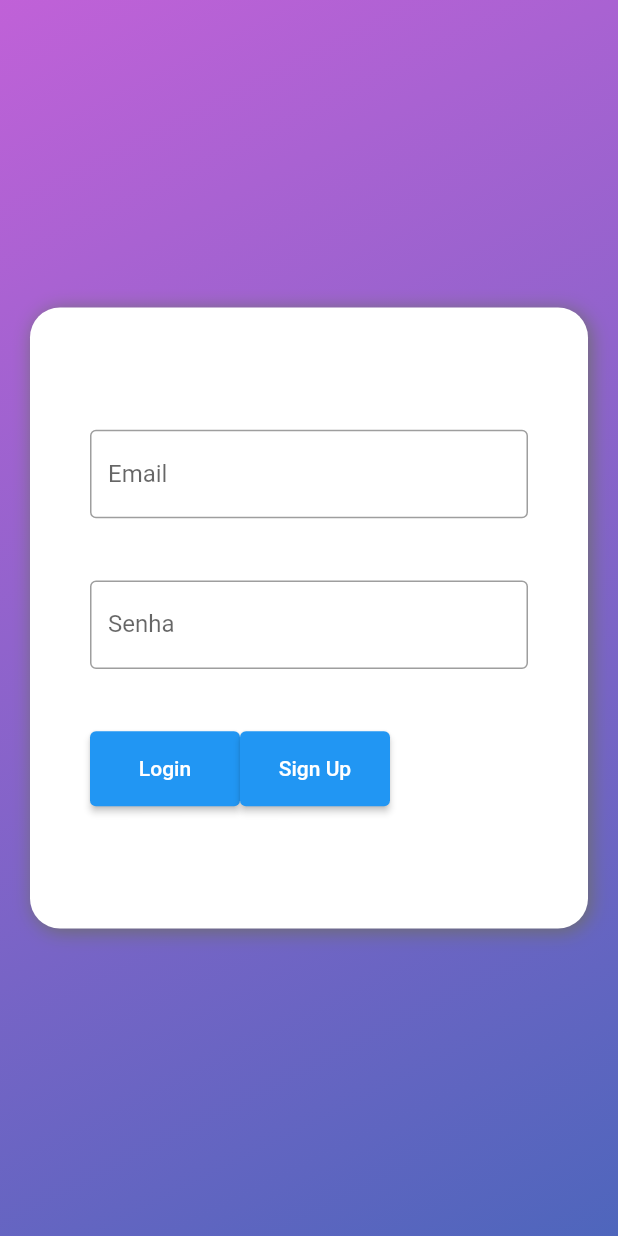
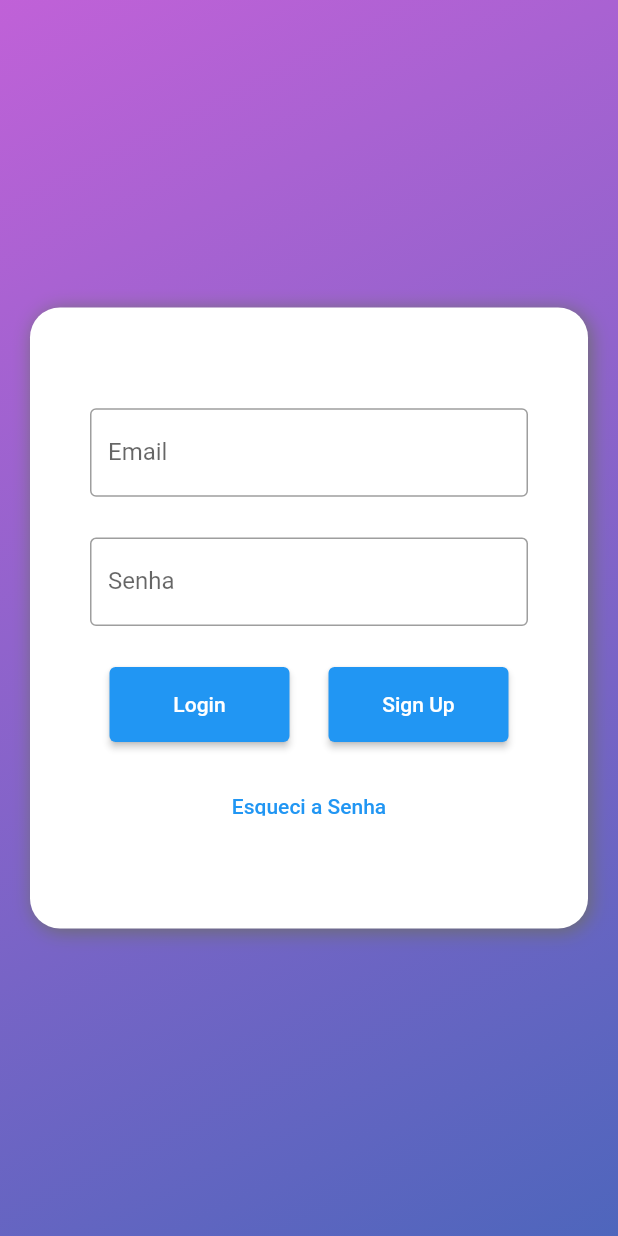
Before and after one commit to arieltl/todo_list, a Flutter app: the screen it shows after launch, on a phone screen of 412 x 824 dp. Run offline on Flutter 3.47's test engine with Material 2 defaults, Android fonts, the phone set to English and light mode, and no system bars; our stand-ins replace firebase_auth, firebase_core; accounts and stored records are empty.

Commit message:
resetPassword

```diff
--- a/lib/pages/login.dart
+++ b/lib/pages/login.dart
@@ -17,11 +17,15 @@ class _LoginPageState extends State<LoginPage> {
     await FirebaseAuth.instance.createUserWithEmailAndPassword(email: _login.text.trim(), password: _senha.text.trim());
   }
 
-  Future _loginuser() async{
+  Future _loginuser() async {
     await FirebaseAuth.instance.signInWithEmailAndPassword(
       email: _login.text.trim(),
       password: _senha.text.trim(),
     );
+  }
+
+  Future _resetPassword() async {
+    await FirebaseAuth.instance.sendPasswordResetEmail(email: _login.text.trim());
   }
 
   @override
@@ -73,18 +77,28 @@ class _LoginPageState extends State<LoginPage> {
 
                   ),
                   Row(
+                    mainAxisAlignment: MainAxisAlignment.spaceAround,
+                    crossAxisAlignment: CrossAxisAlignment.center,
                     children: [
                       SizedBox(
                         height: 50,
-                        width: 100,
-                        child: ElevatedButton(onPressed: (){_loginuser();}, child: const Text("Login")),
+                        width: 120,
+                        child: ElevatedButton(
+                          onPressed: (){_loginuser();},
+                          child: const Text("Login"),
+                          ),
                       ),
                       SizedBox(
                         height: 50,
-                        width: 100,
+                        width: 120,
                         child: ElevatedButton(onPressed: (){_createUser();}, child: const Text("Sign Up")),
                       )
                     ]
+                  ),
+                  SizedBox(
+                    height: 30,
+                    width: 200,
+                    child: TextButton(onPressed: (){_resetPassword();}, child: const Text("Esqueci a Senha"),)
                   )
                  ],
                 ),
```
